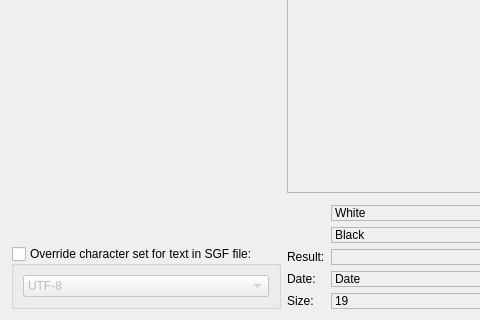
The window that src/sgfpreview.ui (missdeer/quteGo) describes before a commit, drawn with Qt 5; both pictures show x 0 to 480 and y 320 to 640 of the 922 by 640 pixel window.
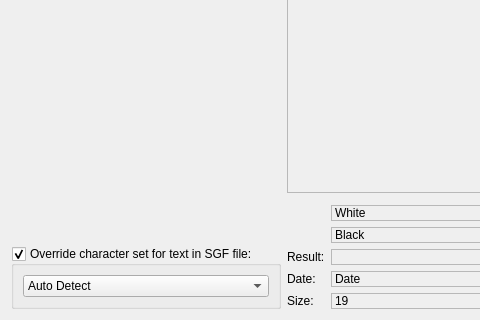
The same window after the commit. Icons and pictures are not drawn. Custom widgets are drawn as their Qt base class.

Commit message: (+)auto detect text encoding of SGF

What changed in the file:
```diff
--- a/src/sgfpreview.ui
+++ b/src/sgfpreview.ui
@@ -34,11 +34,16 @@
         <bool>true</bool>
        </property>
        <property name="checked">
-        <bool>false</bool>
+        <bool>true</bool>
        </property>
        <layout class="QVBoxLayout" name="verticalLayout_2">
         <item>
          <widget class="QComboBox" name="encodingList">
+          <item>
+           <property name="text">
+            <string>Auto Detect</string>
+           </property>
+          </item>
           <item>
            <property name="text">
             <string>UTF-8</string>
```
The commit also changes 7 other files.
